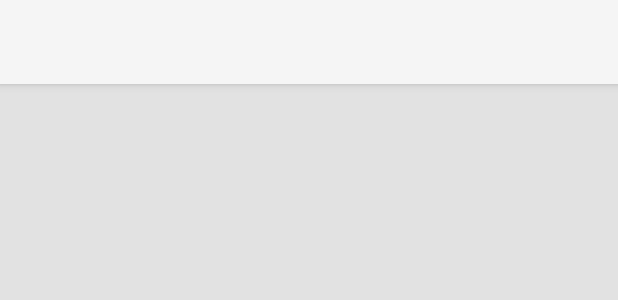
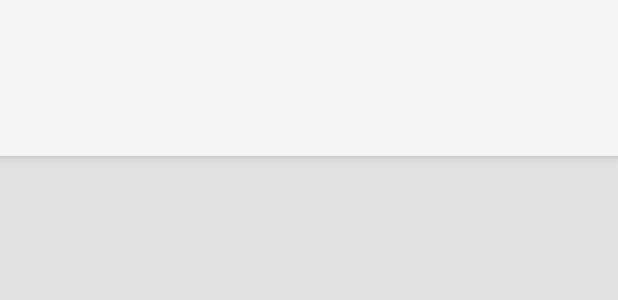
Before and after one commit to Mihisa/RemindMe, an Android app: the layout activity_main.xml on its own in the app's theme, with its tools: preview values and no code run, on a phone screen of 412 x 824 dp. Shown: the top 300 px of the screen. Run offline under Robolectric (Android 15) with nearby library versions, the phone set to English and light mode, and no system bars.

Commit message:
Implemented navigation view abd tab navigation with test fragment.

```diff
--- a/app/src/main/res/layout/activity_main.xml
+++ b/app/src/main/res/layout/activity_main.xml
@@ -22,7 +22,25 @@
             android:layout_height="?attr/actionBarSize"
             android:background="?attr/colorPrimary"/>
 
+            <android.support.design.widget.TabLayout
+                android:id="@+id/tabLayout"
+                android:layout_height="wrap_content"
+                android:layout_width="match_parent"
+                app:tabIndicatorColor="@color/white_color"
+                app:tabIndicatorHeight="6dp"
+                app:tabSelectedTextColor="@color/white_color"
+                app:tabTextColor="@color/white_color">
+
+            </android.support.design.widget.TabLayout>
+
         </android.support.design.widget.AppBarLayout>
+
+        <android.support.v4.view.ViewPager
+            android:id="@+id/viewPager"
+            android:layout_width="match_parent"
+            android:layout_height="match_parent"
+            app:layout_behavior="@string/appbar_scrolling_view_behavior"/>
+
     </android.support.design.widget.CoordinatorLayout>
 
     <android.support.design.widget.NavigationView
```
